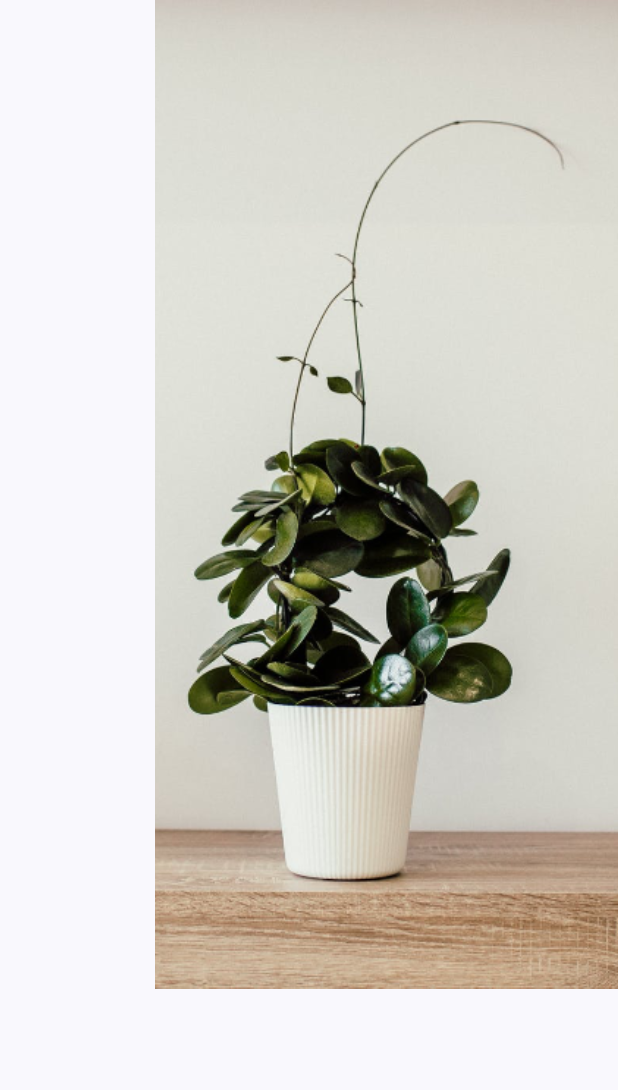
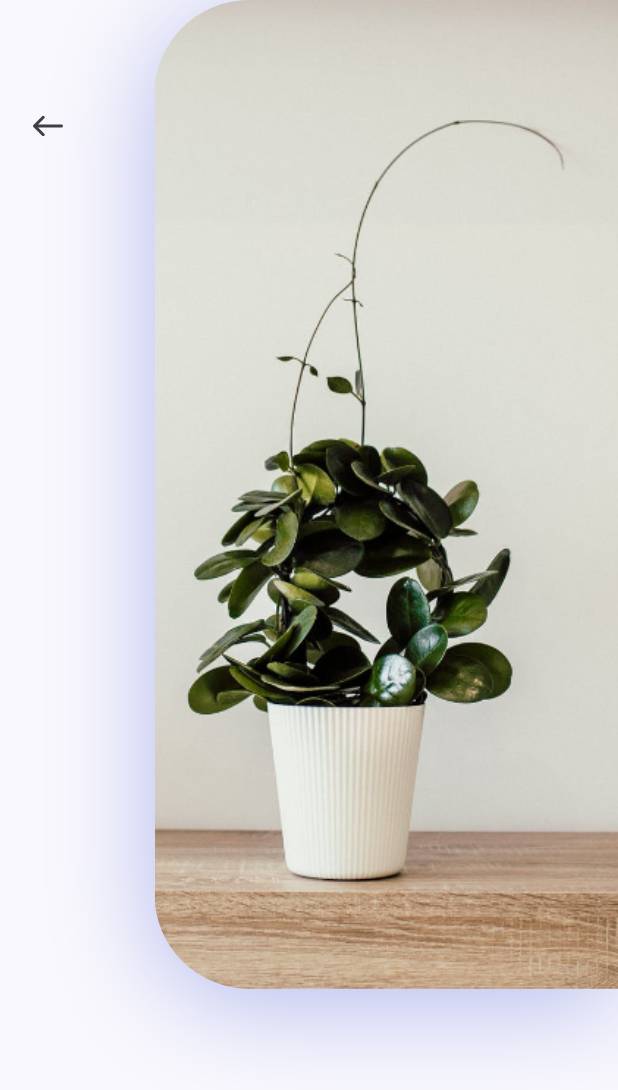
Before and after one commit to author-sanjay/yeper_clone_flutter, a Flutter app: the DetailsScreen screen opened directly, on a phone screen of 412 x 824 dp. Shown: the top 1090 px of the screen. Run offline on Flutter 3.47's test engine with Material 2 defaults, Android fonts, the phone set to English and light mode, and no system bars; our stand-ins replace flutter_svg.

Commit message:
Details Page

```diff
--- a/lib/Screens/DetailsScreen/Components/Body.dart
+++ b/lib/Screens/DetailsScreen/Components/Body.dart
@@ -1,30 +1,59 @@
+// ignore_for_file: prefer_const_constructors
+
 import 'package:flutter/material.dart';
+import 'package:flutter_svg/flutter_svg.dart';
+import 'package:yeper_user/constants.dart';
 
 class Body extends StatelessWidget {
   const Body({super.key});
 
-
-
   @override
   Widget build(BuildContext context) {
-    Size size= MediaQuery.of(context).size;
+    Size size = MediaQuery.of(context).size;
     return Column(
       children: <Widget>[
-        Row(
+        SizedBox(
+          height: size.height*0.8,
+          child: Row(
             children: <Widget>[
               Expanded(
-              child: Column()
+                  child: Padding(
+                    padding: const EdgeInsets.symmetric(vertical: kDefaultPadding*3),
+                    child: Column(
+                children: <Widget>[
+                    Align(
+                      alignment: Alignment.topLeft,
+                      child: IconButton(
+                        padding: EdgeInsets.symmetric(horizontal: kDefaultPadding),
+                        onPressed: () {
+                          Navigator.pop(context);
+                        },
+                        icon: SvgPicture.asset("assets/icons/back_arrow.svg"),
                       ),
-            Container( height: size.height*0.8,
-            width: size.width*0.75,
+                    )
+                ],
+              ),
+                  )),
+              Container(
+                height: size.height * 0.8,
+                width: size.width * 0.75,
                 decoration: BoxDecoration(
+                    borderRadius: BorderRadius.only(
+                        topLeft: Radius.circular(63),
+                        bottomLeft: Radius.circular(63)),
+                    boxShadow: [
+                      BoxShadow(
+                          offset: Offset(0, 10),
+                          blurRadius: 60,
+                          color: kprimarycolor.withOpacity(0.29)),
+                    ],
                     image: DecorationImage(
                         alignment: Alignment.centerLeft,
                         fit: BoxFit.cover,
-                image: AssetImage("assets/images/img.png"))
-            ),
+                        image: AssetImage("assets/images/img.png"))),
               )
             ],
+          ),
         )
       ],
     );
```
Lines whose indentation alone changed are shown as unchanged.
